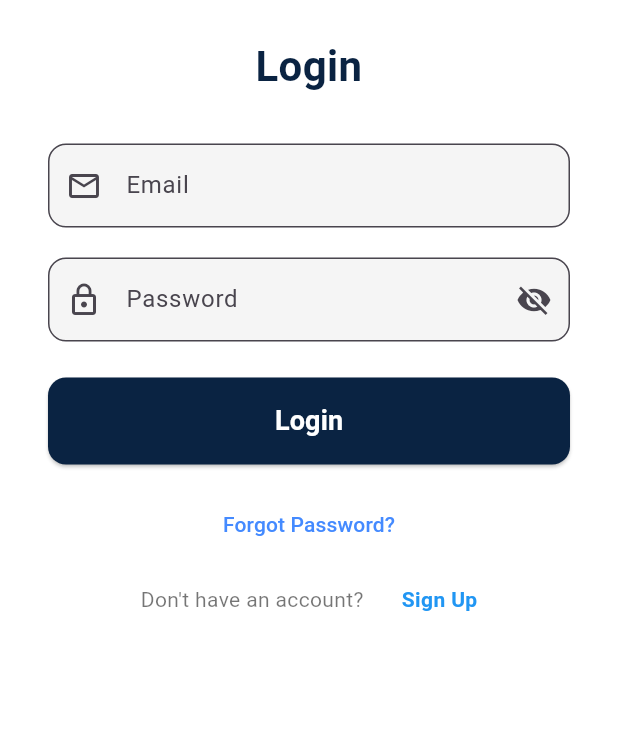
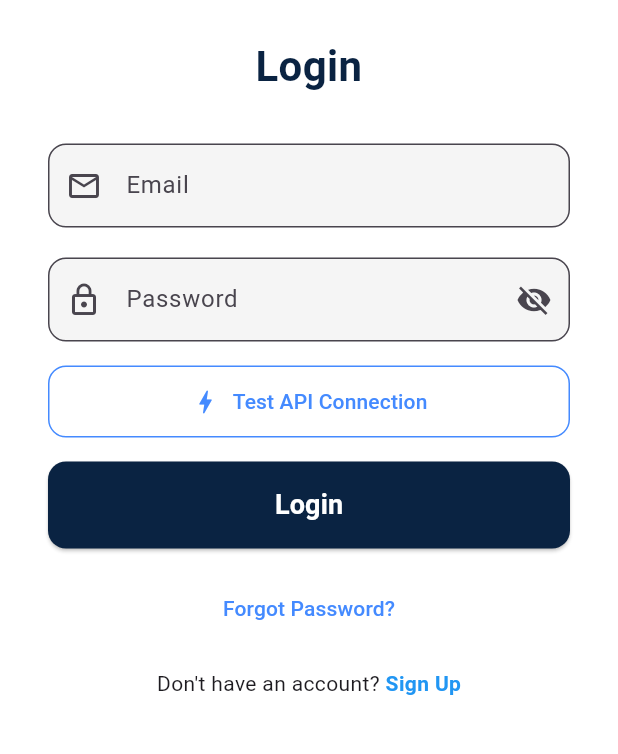
Before and after one commit to NIBM-GALLE/GAHDSE241F-flowx, a Flutter app: the screen it shows after launch, on a phone screen of 412 x 824 dp, the part 338-1092 px from its top. Run offline on Flutter 3.47's test engine with Material 3 defaults, Android fonts, the phone set to English and light mode, and no system bars; our stand-ins replace flutter_map, flutter_secure_storage, latlong2.

Commit message:
update dependencies and connect Flask app with frontend server

```diff
--- a/mobile-app/flowx_app/lib/main.dart
+++ b/mobile-app/flowx_app/lib/main.dart
@@ -3,17 +3,18 @@
 import 'screens/login_page.dart';
 
 void main() {
+  debugPrint("🔄 Starting Flutter application on web/mobile");
   runApp(const MyApp());
 }
 
 class MyApp extends StatelessWidget {
   const MyApp({super.key});
 
-  // This widget is the root of your application.
   @override
   Widget build(BuildContext context) {
+    debugPrint("🎨 Building main application widget");
     return MaterialApp(
-      title: 'Flutter Demo',
+      title: 'FlowX App',
       theme: ThemeData(
         colorScheme: ColorScheme.fromSeed(seedColor: Colors.deepPurple),
         useMaterial3: true,
@@ -27,15 +28,20 @@
   const SplashToLogin({super.key});
 
   @override
-  State<SplashToLogin> createState() => _SplashToLoginState();
+  State<SplashToLogin> createState() {
+    debugPrint("⏳ Initializing splash screen state");
+    return _SplashToLoginState();
+  }
 }
 
 class _SplashToLoginState extends State<SplashToLogin> {
   @override
   void initState() {
     super.initState();
+    debugPrint("⏱️ Starting 3-second splash timer");
     Future.delayed(const Duration(seconds: 3), () {
       if (mounted) {
+        debugPrint("➡️ Navigating from splash to login screen");
         Navigator.of(context).pushReplacement(
           MaterialPageRoute(builder: (context) => const LoginPage()),
         );
@@ -45,6 +51,7 @@
 
   @override
   Widget build(BuildContext context) {
+    debugPrint("🖼️ Rendering landing page");
     return const LandingPage();
   }
 }
--- a/mobile-app/flowx_app/lib/screens/login_page.dart
+++ b/mobile-app/flowx_app/lib/screens/login_page.dart
@@ -15,25 +15,63 @@
   final TextEditingController _passwordController = TextEditingController();
   bool _isLoading = false;
   String? _errorMessage;
+  final bool _showDebugButton = true; // Set to false for production
 
   Future<void> _handleLogin() async {
     setState(() {
       _isLoading = true;
       _errorMessage = null;
     });
+
+    try {
       final api = ApiService();
-    final result = await api.login(_emailController.text.trim(), _passwordController.text);
-    setState(() {
-      _isLoading = false;
-    });
+      final result = await api.login(
+        _emailController.text.trim(),
+        _passwordController.text
+      );
+
       if (result['success'] == true) {
-      // TODO: Store token if needed: result['token']
         Navigator.of(context).pushReplacement(
           MaterialPageRoute(builder: (context) => const DashboardPage()),
         );
       } else {
         setState(() {
           _errorMessage = result['message'] ?? 'Login failed';
+        });
+      }
+    } catch (e) {
+      setState(() {
+        _errorMessage = 'Connection error: ${e.toString()}';
+      });
+    } finally {
+      setState(() {
+        _isLoading = false;
+      });
+    }
+  }
+
+  Future<void> _testApiConnection() async {
+    setState(() {
+      _isLoading = true;
+      _errorMessage = null;
+    });
+
+    try {
+      final api = ApiService();
+      final result = await api.login('chamindu@gmail.com', 'Chamindu123');
+
+      setState(() {
+        _errorMessage = result['success']
+            ? 'API test successful! Token: ${result['token']?.substring(0, 15)}...'
+            : 'API test failed: ${result['message']}';
+      });
+    } catch (e) {
+      setState(() {
+        _errorMessage = 'API connection failed: ${e.toString()}';
+      });
+    } finally {
+      setState(() {
+        _isLoading = false;
       });
     }
   }
@@ -56,7 +94,7 @@
                   shape: BoxShape.circle,
                 ),
                 child: Padding(
-                  padding: EdgeInsets.all(16.0),
+                  padding: const EdgeInsets.all(16.0),
                   child: Image.asset(
                     'assets/images/flowx_logo.jpg',
                     fit: BoxFit.contain,
@@ -95,7 +133,7 @@
                     controller: _emailController,
                     decoration: InputDecoration(
                       labelText: 'Email',
-                      prefixIcon: Icon(Icons.email_outlined),
+                      prefixIcon: const Icon(Icons.email_outlined),
                       border: OutlineInputBorder(
                         borderRadius: BorderRadius.circular(12),
                       ),
@@ -109,8 +147,8 @@
                     obscureText: true,
                     decoration: InputDecoration(
                       labelText: 'Password',
-                      prefixIcon: Icon(Icons.lock_outline),
-                      suffixIcon: Icon(Icons.visibility_off),
+                      prefixIcon: const Icon(Icons.lock_outline),
+                      suffixIcon: const Icon(Icons.visibility_off),
                       border: OutlineInputBorder(
                         borderRadius: BorderRadius.circular(12),
                       ),
@@ -124,11 +162,32 @@
                       padding: const EdgeInsets.only(bottom: 8.0),
                       child: Text(
                         _errorMessage!,
-                        style: const TextStyle(color: Colors.red, fontWeight: FontWeight.w500),
+                        style: const TextStyle(
+                          color: Colors.red,
+                          fontWeight: FontWeight.w500),
                         textAlign: TextAlign.center,
                       ),
                     ),
-                  const SizedBox(height: 8),
+
+                  // API Test Button (Visible only in debug mode)
+                  if (_showDebugButton)
+                    Padding(
+                      padding: const EdgeInsets.only(bottom: 16.0),
+                      child: OutlinedButton.icon(
+                        onPressed: _isLoading ? null : _testApiConnection,
+                        icon: const Icon(Icons.bolt, size: 20),
+                        label: const Text('Test API Connection'),
+                        style: OutlinedButton.styleFrom(
+                          foregroundColor: Colors.blueAccent,
+                          side: const BorderSide(color: Colors.blueAccent),
+                          padding: const EdgeInsets.symmetric(vertical: 14),
+                          shape: RoundedRectangleBorder(
+                            borderRadius: BorderRadius.circular(12),
+                          ),
+                        ),
+                      ),
+                    ),
+
                   ElevatedButton(
                     onPressed: _isLoading ? null : _handleLogin,
                     style: ElevatedButton.styleFrom(
@@ -143,11 +202,15 @@
                         ? const SizedBox(
                             width: 24,
                             height: 24,
-                            child: CircularProgressIndicator(strokeWidth: 2, color: Colors.white),
+                            child: CircularProgressIndicator(
+                              strokeWidth: 2,
+                              color: Colors.white),
                             )
                         : const Text(
                             'Login',
-                            style: TextStyle(fontSize: 18, fontWeight: FontWeight.bold),
+                            style: TextStyle(
+                              fontSize: 18,
+                              fontWeight: FontWeight.bold),
                             ),
                   ),
                   const SizedBox(height: 16),
@@ -162,25 +225,19 @@
                   Row(
                     mainAxisAlignment: MainAxisAlignment.center,
                     children: [
-                      const Expanded(
-                        child: Text(
-                          "Don't have an account? ",
-                          style: TextStyle(color: Colors.black54),
-                          overflow: TextOverflow.ellipsis,
-                        ),
-                      ),
-                      Flexible(
-                        child: GestureDetector(
+                      const Text("Don't have an account? "),
+                      GestureDetector(
                         onTap: () {
                           Navigator.of(context).push(
-                              MaterialPageRoute(builder: (context) => const SignUpPage()),
+                            MaterialPageRoute(
+                              builder: (context) => const SignUpPage()),
                           );
                         },
                         child: const Text(
                           'Sign Up',
-                            style: TextStyle(color: Colors.blue, fontWeight: FontWeight.bold),
-                            overflow: TextOverflow.ellipsis,
-                          ),
+                          style: TextStyle(
+                            color: Colors.blue,
+                            fontWeight: FontWeight.bold),
                         ),
                       ),
                     ],
```
Also changed, not shown: mobile-app/flowx_app/lib/services/api_service.dart (+39 -13 lines), mobile-app/flowx_server/package.json (+5 -2 lines), mobile-app/flowx_server/package-lock.json, 4 other files. Lines whose indentation alone changed are shown as unchanged.
